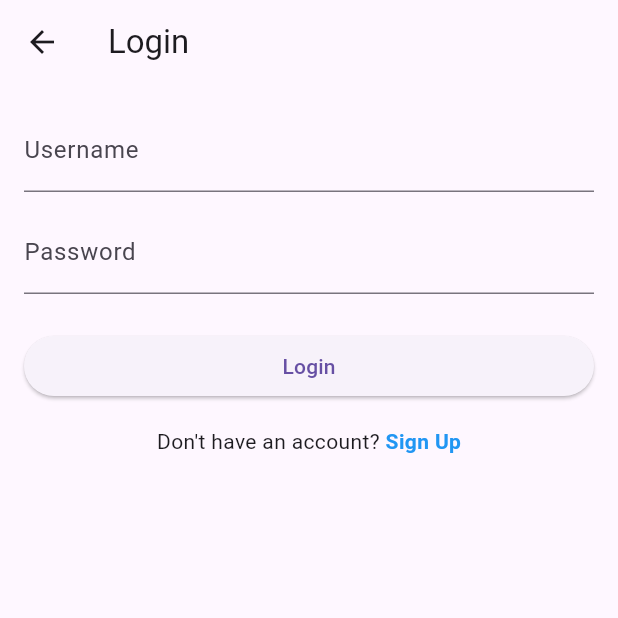
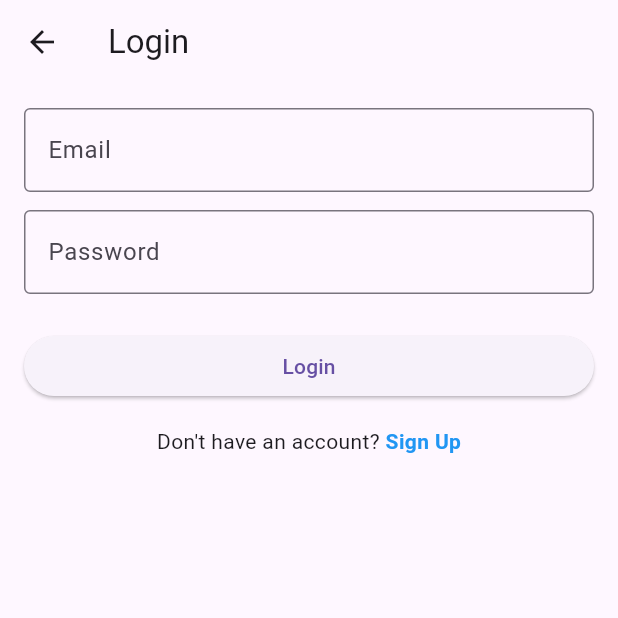
Before and after one commit to Siddiqui-Shahid/PulseDesk, a Flutter app: the screen it shows after launch, on a phone screen of 412 x 824 dp, the top half of it. Run offline on Flutter 3.47's test engine with Material 3 defaults, Android fonts, the phone set to English and light mode, and no system bars; our stand-ins replace shared_preferences.

Commit message:
implemented login and logout

```diff
--- a/lib/Auth/login_view.dart
+++ b/lib/Auth/login_view.dart
@@ -2,6 +2,7 @@ import 'package:flutter/material.dart';
 import 'login_viewmodel.dart';
 import '../router/app_router.dart';
 import '../router/app_route.dart';
+import '../models/api_error.dart'; // ignore: unused_import — kept for symmetry
 
 class LoginView extends StatefulWidget {
   const LoginView({Key? key}) : super(key: key);
@@ -19,6 +20,9 @@ class _LoginViewState extends State<LoginView> {
   void initState() {
     super.initState();
     _vm = LoginViewModel();
+    // Clear error whenever the user types
+    _usernameController.addListener(_vm.clearError);
+    _passwordController.addListener(_vm.clearError);
   }
 
   @override
@@ -33,30 +37,92 @@ class _LoginViewState extends State<LoginView> {
   Widget build(BuildContext context) {
     return Scaffold(
       appBar: AppBar(title: const Text('Login')),
-      body: Padding(
+      body: ListenableBuilder(
+        listenable: _vm,
+        builder: (context, _) {
+          return SingleChildScrollView(
+            child: Padding(
               padding: const EdgeInsets.all(16),
               child: Column(
                 mainAxisSize: MainAxisSize.min,
                 mainAxisAlignment: MainAxisAlignment.center,
                 children: [
+                  // ── Backend error banner ──────────────────────────────
+                  if (_vm.errorMessage != null)
+                    Container(
+                      padding: const EdgeInsets.all(16),
+                      margin: const EdgeInsets.only(bottom: 16),
+                      decoration: BoxDecoration(
+                        color: Colors.red.shade50,
+                        border: Border.all(
+                          color: Colors.red.shade300,
+                          width: 1.5,
+                        ),
+                        borderRadius: BorderRadius.circular(8),
+                      ),
+                      child: Row(
+                        crossAxisAlignment: CrossAxisAlignment.start,
+                        children: [
+                          Icon(
+                            Icons.error_outline,
+                            color: Colors.red.shade700,
+                            size: 20,
+                          ),
+                          const SizedBox(width: 8),
+                          Expanded(
+                            child: Text(
+                              _vm.errorMessage!,
+                              style: TextStyle(
+                                color: Colors.red.shade800,
+                                fontSize: 13,
+                                height: 1.5,
+                              ),
+                            ),
+                          ),
+                        ],
+                      ),
+                    ),
+                  // ── Fields ───────────────────────────────────────────
                   TextField(
                     controller: _usernameController,
-              decoration: const InputDecoration(labelText: 'Username'),
+                    enabled: !_vm.isLoading,
+                    keyboardType: TextInputType.emailAddress,
+                    decoration: const InputDecoration(
+                      labelText: 'Email',
+                      border: OutlineInputBorder(),
+                    ),
                   ),
                   const SizedBox(height: 12),
                   TextField(
                     controller: _passwordController,
+                    enabled: !_vm.isLoading,
                     obscureText: true,
-              decoration: const InputDecoration(labelText: 'Password'),
+                    decoration: const InputDecoration(
+                      labelText: 'Password',
+                      border: OutlineInputBorder(),
+                    ),
                   ),
                   const SizedBox(height: 24),
+                  // ── Login button ──────────────────────────────────────
                   SizedBox(
                     width: double.infinity,
                     child: ElevatedButton(
-                onPressed: () {
-                  _vm.login(_usernameController.text, _passwordController.text);
-                },
-                child: const Text('Login'),
+                      onPressed: _vm.isLoading
+                          ? null
+                          : () => _vm.login(
+                                _usernameController.text.trim(),
+                                _passwordController.text,
+                              ),
+                      child: _vm.isLoading
+                          ? const SizedBox(
+                              height: 20,
+                              width: 20,
+                              child: CircularProgressIndicator(
+                                strokeWidth: 2,
+                                color: Colors.white,
+                              ),
+                            )
+                          : const Text('Login'),
                     ),
                   ),
                   const SizedBox(height: 16),
@@ -65,13 +131,13 @@ class _LoginViewState extends State<LoginView> {
                     children: [
                       const Text("Don't have an account? "),
                       GestureDetector(
-                  onTap: () {
-                    AppRouter().pushRoute(AppRoute.signup);
-                  },
-                  child: const Text(
+                        onTap: _vm.isLoading
+                            ? null
+                            : () => AppRouter().pushRoute(AppRoute.signup),
+                        child: Text(
                           'Sign Up',
                           style: TextStyle(
-                      color: Colors.blue,
+                            color: _vm.isLoading ? Colors.grey : Colors.blue,
                             fontWeight: FontWeight.bold,
                           ),
                         ),
@@ -82,5 +148,8 @@ class _LoginViewState extends State<LoginView> {
               ),
             ),
           );
+        },
+      ),
+    );
   }
 }
--- a/lib/network/network_service_protocol.dart
+++ b/lib/network/network_service_protocol.dart
@@ -80,10 +80,16 @@ class NetworkException implements Exception {
   final int? statusCode;
   final dynamic originalError;
 
+  /// The parsed response body from the server (Map, List, or String).
+  /// Contains the full error JSON sent by the backend, e.g.:
+  /// { "success": false, "error": { "code": "USER_EXISTS", "message": "..." } }
+  final dynamic responseBody;
+
   NetworkException({
     required this.message,
     this.statusCode,
     this.originalError,
+    this.responseBody,
   });
 
   @override
```
Also changed, not shown: lib/Auth/login_viewmodel.dart (+55 -4 lines), lib/network/network_manager.dart (+16 -2 lines). Lines whose indentation alone changed are shown as unchanged.
